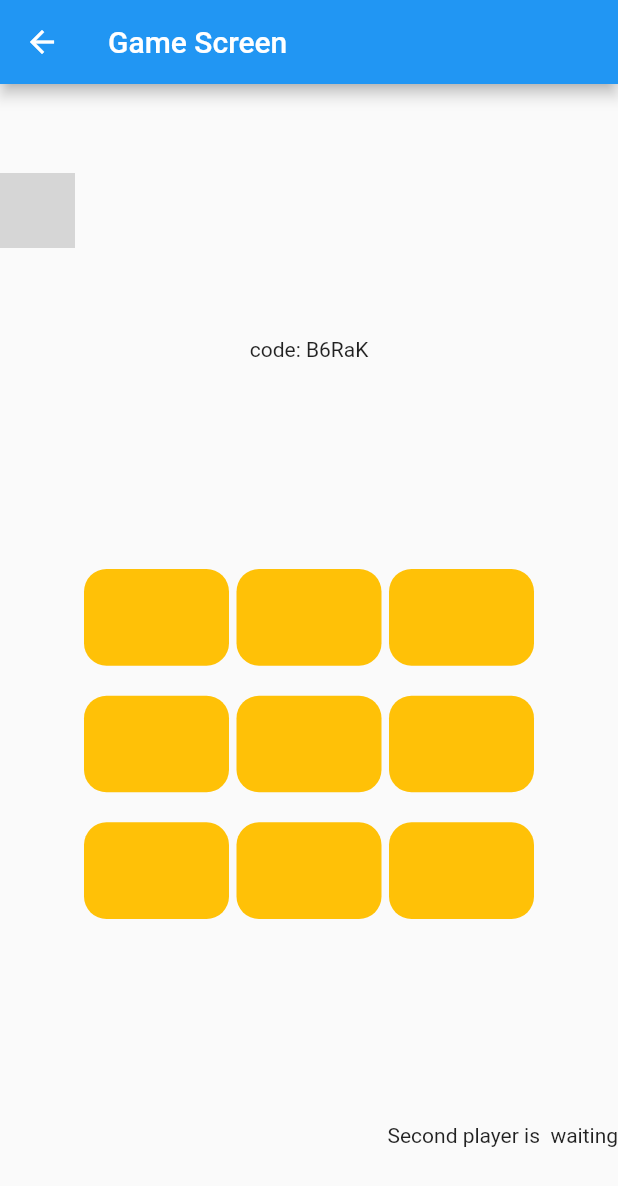
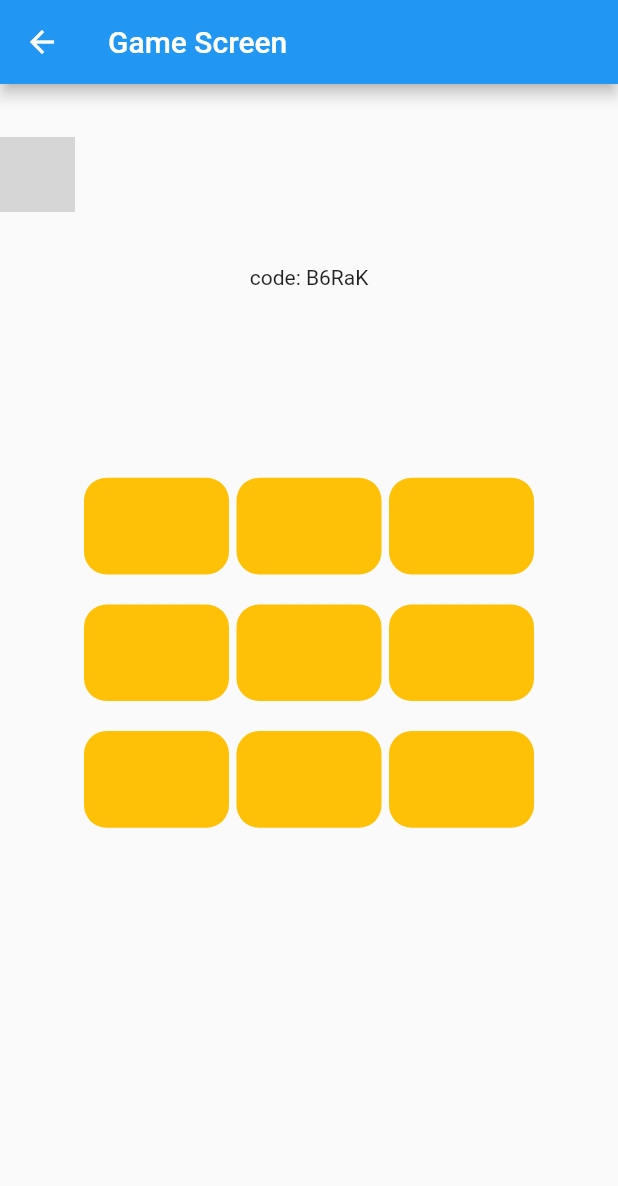
Before and after one commit to anilhyilmaz/flutter-xox-multiplayer-firebase, a Flutter app: the CreateJoinGameScreen screen opened directly, after a tap on "Create Game", on a phone screen of 412 x 824 dp. Shown: the top 1186 px of the screen. Run offline on Flutter 3.47's test engine with Material 2 defaults, Android fonts, the phone set to English and light mode, and no system bars; our stand-ins replace cloud_firestore, firebase_auth, firebase_core, google_sign_in, rflutter_alert; accounts and stored records are empty; network calls fail; grey boxes are pictures that could not be loaded.

Commit message:
when second player joined the game, game starts and each player can see the names.

```diff
--- a/lib/Class/Repo.dart
+++ b/lib/Class/Repo.dart
@@ -11,6 +11,7 @@ class Repo with ChangeNotifier{
   var firstPlayerImage;
   var secondPlayerImage;
   var secondPlayer;
+  bool gamestarted = false;
 
   changeText(int index){
     board[index] = "X";
--- a/lib/Screens/GameScreen.dart
+++ b/lib/Screens/GameScreen.dart
@@ -21,7 +21,8 @@ class _GridviewBuilderState extends State<GridviewBuilder> {
       secondPlayer,
       board,
       firstPlayerImage,
-      secondPlayerImage;
+      secondPlayerImage,
+      gamestarted;
 
   @override
   void initState() {
@@ -40,8 +41,11 @@ class _GridviewBuilderState extends State<GridviewBuilder> {
                 mainAxisAlignment: MainAxisAlignment.spaceEvenly,
                 children: [
               Flexible(
-                  flex: 1,
-                  child: Row(mainAxisAlignment: MainAxisAlignment.start,crossAxisAlignment: CrossAxisAlignment.start,children: [
+                  flex: 2,
+                  child: Row(
+                      mainAxisAlignment: MainAxisAlignment.start,
+                      crossAxisAlignment: CrossAxisAlignment.start,
+                      children: [
                         Image.network(
                           "$firstPlayerImage",
                           height: 50,
@@ -59,7 +63,7 @@ class _GridviewBuilderState extends State<GridviewBuilder> {
               ),
               //board flexible widget
               Flexible(
-                  flex: 6,
+                  flex: 5,
                   child: StreamBuilder(
                       stream: Firestore.collection("games")
                           .doc(gameCode)
@@ -70,7 +74,11 @@ class _GridviewBuilderState extends State<GridviewBuilder> {
                             'No Data...',
                           );
                         } else {
-                          return Container(
+                          return Column(
+                            children: [
+                              Flexible(
+                                flex: 8,
+                                child: Container(
                                   height: 300,
                                   width: 300,
                                   margin: const EdgeInsets.all(10),
@@ -86,7 +94,6 @@ class _GridviewBuilderState extends State<GridviewBuilder> {
                                       return GestureDetector(
                                         onTap: () async => {
                                           controlofGameFinished(index, snapshot)
-                                    //update board at index doesnt work atm.
                                         },
                                         child: Container(
                                           alignment: Alignment.center,
@@ -99,44 +106,59 @@ class _GridviewBuilderState extends State<GridviewBuilder> {
                                                       .toString() ??
                                                   " ",
                                               style: TextStyle(
-                                            fontSize: constOsize.toDouble())),
+                                                  fontSize:
+                                                      constOsize.toDouble())),
                                         ),
                                       );
                                     },
                                   ),
+                                ),
+                              ),
+                              Flexible(
+                                  flex: 1,
+                                  child: Row(
+                                    crossAxisAlignment:
+                                        CrossAxisAlignment.center,
+                                    mainAxisAlignment: MainAxisAlignment.center,
+                                    children: [
+                                      loadsecondPlayer(snapshot),
+                                    ],
+                                  ))
+                            ],
                           );
                         }
                       })),
               //second player information widget
-              Flexible(
-                  flex: 1,
-                  child: Row(crossAxisAlignment: CrossAxisAlignment.end,mainAxisAlignment: MainAxisAlignment.end,children: [
-                    secondPlayer != null
-                        ? Row(children: [Image.network(
-                      "$secondPlayerImage",
-                      height: 50,
-                      width: 50,
-                    ),Text("${secondPlayer}")],) : Text("Second player is  waiting")
-        ])),
             ])));
   }
 
-
-
-
   changeboardIndex(int index) async {
     if (mounted) {
-      Provider.of<Repo>(context, listen: false).changeText(index);
+      await Provider.of<Repo>(context, listen: false).changeText(index);
       return await Firestore.collection("games")
           .doc(gameCode)
           .update({"board": board});
     }
   }
-  controlofGameFinished(index,snapshot) async{
-   if(mounted){
-     await snapshot.data!["gameFinish"] == "true"
-         ? await Alert(context: context, title: "Game Finished", desc: "Game Finished.").show()
-         : changeboardIndex(index);
+
+  loadsecondPlayer(snapshot) {
+    if (mounted) {
+      return Text(snapshot.data!["secondPlayer"].toString());
+    }
+  }
+
+  controlofGameFinished(index, snapshot) async {
+    if (mounted) {
+      if(await snapshot.data!["gameFinish"] == "true" || await snapshot.data!["gamestarted"] == false){
+        return await Alert(
+            context: context,
+            title: "Game Finished",
+            desc: "Game Finished.")
+            .show();
+      }
+      else{
+        await changeboardIndex(index);
+      }
     }
   }
 
@@ -150,5 +172,6 @@ class _GridviewBuilderState extends State<GridviewBuilder> {
     firstPlayer = Provider.of<Repo>(context, listen: false).firstPlayer;
     secondPlayer = Provider.of<Repo>(context, listen: false).secondPlayer;
     board = Provider.of<Repo>(context, listen: false).board;
+    gamestarted = Provider.of<Repo>(context, listen: false).gamestarted;
   }
 }
--- a/lib/Screens/createJoinGameScreen.dart
+++ b/lib/Screens/createJoinGameScreen.dart
@@ -60,7 +60,7 @@ class _CreateJoinGameScreenState extends State<CreateJoinGameScreen> {
     final now = DateTime.now();
     try {
       FirebaseFirestore Firestore = FirebaseFirestore.instance;
-      Firestore.collection("games").add({"firstPlayerImage":_auth.currentUser?.photoURL,"secondPlayerImage":null,"sira":"first_player","board":["","","","","","","","",""],"XorO":"X","id": id,"created_time":now,"firstPlayer":_auth.currentUser?.email.toString(),"secondPlayer":null,"gameFinish":"false"});
+      Firestore.collection("games").add({"gamestarted":false,"firstPlayerImage":_auth.currentUser?.photoURL,"secondPlayerImage":"","sira":"first_player","board":["","","","","","","","",""],"XorO":"X","id": id,"created_time":now,"firstPlayer":_auth.currentUser?.email.toString(),"secondPlayer":"","gameFinish":"false"});
       var gamesSnapshots = Firestore.collection("games").snapshots();
       gamesSnapshots.forEach((element) {
         len = element.docs.length;
@@ -75,6 +75,9 @@ class _CreateJoinGameScreenState extends State<CreateJoinGameScreen> {
             Provider
                 .of<Repo>(context, listen: false)
                 .board = element.docs[i].data()["board"];
+            Provider
+                .of<Repo>(context, listen: false)
+                .gamestarted = element.docs[i].data()["gamestarted"];
             Provider
                 .of<Repo>(context, listen: false)
                 .firstPlayerImage = element.docs[i].data()["firstPlayerImage"];
@@ -115,7 +118,7 @@ class _CreateJoinGameScreenState extends State<CreateJoinGameScreen> {
           print("uyuştu");
           print(element.docs[i].data()["id"]);
           if(_auth.currentUser != element.docs[i].data()["secondPlayer"] && element.docs[i].data()["secondPlayer"] == null){
-            Firestore.collection("games").doc(element.docs[i].id).update({"secondPlayer":_auth.currentUser?.email.toString(),"secondPlayerImage":_auth.currentUser?.photoURL});
+            Firestore.collection("games").doc(element.docs[i].id).update({"gamestarted":true,"secondPlayer":_auth.currentUser?.email.toString(),"secondPlayerImage":_auth.currentUser?.photoURL});
             print("eklendi");
             Provider
                 .of<Repo>(context, listen: false)
@@ -124,6 +127,9 @@ class _CreateJoinGameScreenState extends State<CreateJoinGameScreen> {
             Provider
                 .of<Repo>(context, listen: false)
                 .gameCode = element.docs[i].id;
+            Provider
+                .of<Repo>(context, listen: false)
+                .gamestarted = element.docs[i].data()["gamestarted"];
             Provider
                 .of<Repo>(context, listen: false)
                 .firstPlayerImage = element.docs[i].data()["firstPlayerImage"];
```
Lines whose indentation alone changed are shown as unchanged.
